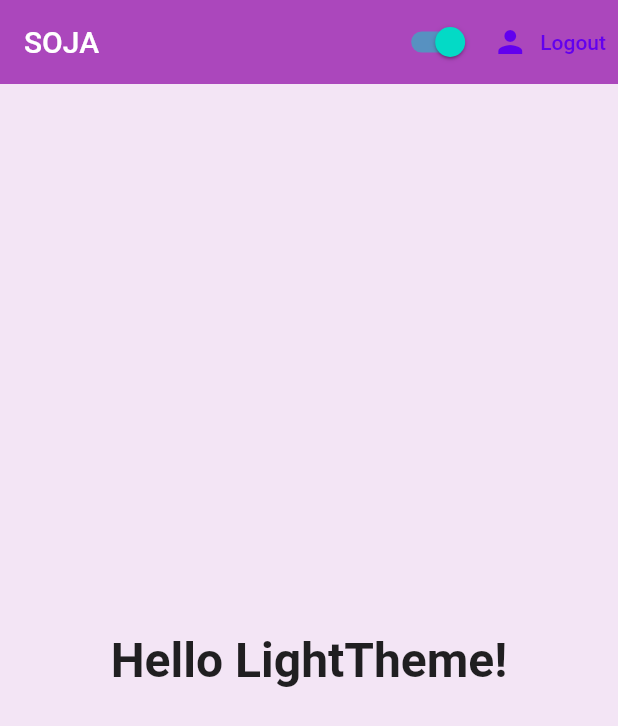
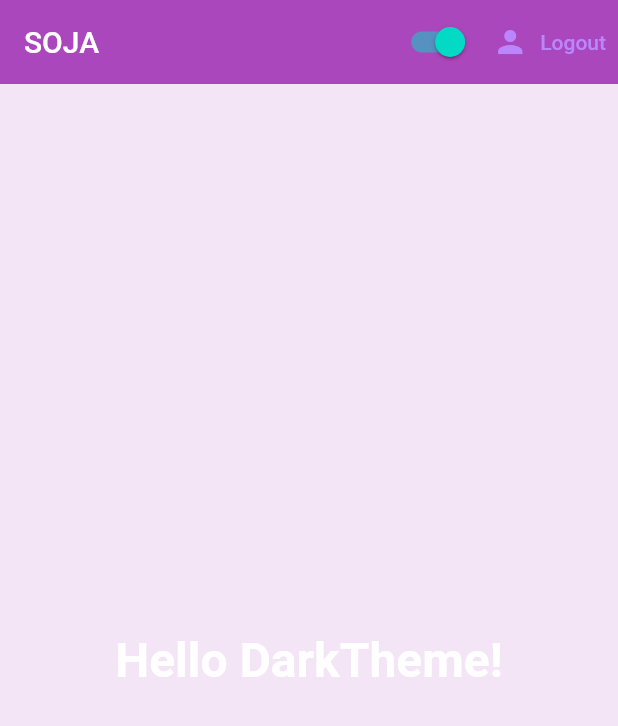
Before and after one commit to AakifZ/SOJA, a Flutter app: the screen it shows once a user with an empty profile is signed in, on a phone screen of 412 x 824 dp. Shown: the top 726 px of the screen. Run offline on Flutter 3.47's test engine with Material 2 defaults, Android fonts, the phone set to English and light mode, and no system bars; our stand-ins replace firebase_auth, firebase_core; accounts and stored records are empty.

Commit message:
updated light/dark mode - JayC

```diff
--- a/lib/main.dart
+++ b/lib/main.dart
@@ -21,12 +21,13 @@ class MyApp extends StatelessWidget {
   Widget build(BuildContext context) => ChangeNotifierProvider(
       create: (context) => ThemeProvider(),
       builder: (context, _) {
+        final themeProvider = Provider.of<ThemeProvider>(context);
         return StreamProvider<MyUser?>.value(
           value: AuthService().user,
           catchError: (User, MyUser) => null,
           initialData: null,
           child: MaterialApp(
-            themeMode: ThemeMode.system,
+            themeMode: themeProvider.themeMode,
             theme: MyThemes.lightTheme,
             darkTheme: MyThemes.darkTheme,
             home: Wrapper(),
--- a/lib/screens/home/home.dart
+++ b/lib/screens/home/home.dart
@@ -1,4 +1,6 @@
 import 'package:flutter/material.dart';
+import 'package:provider/provider.dart';
+import 'package:soja/services/MyThemes.dart';
 import 'package:soja/services/auth.dart';
 import 'package:soja/services/changeTheme.dart';
 
@@ -6,7 +8,7 @@ class Home extends StatelessWidget {
   final AuthService _auth = AuthService();
   @override
   Widget build(BuildContext context) {
-    final text = MediaQuery.of(context).platformBrightness == Brightness.dark
+    final text = Provider.of<ThemeProvider>(context).themeMode == ThemeMode.dark
     ? 'DarkTheme'
     : 'LightTheme';
 
--- a/lib/services/MyThemes.dart
+++ b/lib/services/MyThemes.dart
@@ -5,6 +5,10 @@ class ThemeProvider extends ChangeNotifier {
   ThemeMode themeMode = ThemeMode.dark;
 
   bool get isDarkMode => themeMode == ThemeMode.dark;
+  void toggleTheme(bool isOn) {
+    themeMode = isOn ? ThemeMode.dark : ThemeMode.light;
+    notifyListeners();
+  }
 }
 class MyThemes {
   static final darkTheme = ThemeData(
--- a/lib/services/changeTheme.dart
+++ b/lib/services/changeTheme.dart
@@ -11,6 +11,8 @@ class ChangeTheme extends StatelessWidget {
     return Switch.adaptive(
       value: themeProvider.isDarkMode,
       onChanged: (value) {
+          final provider = Provider.of<ThemeProvider>(context, listen: false);
+          provider.toggleTheme(value);
 
       },
     );
```
